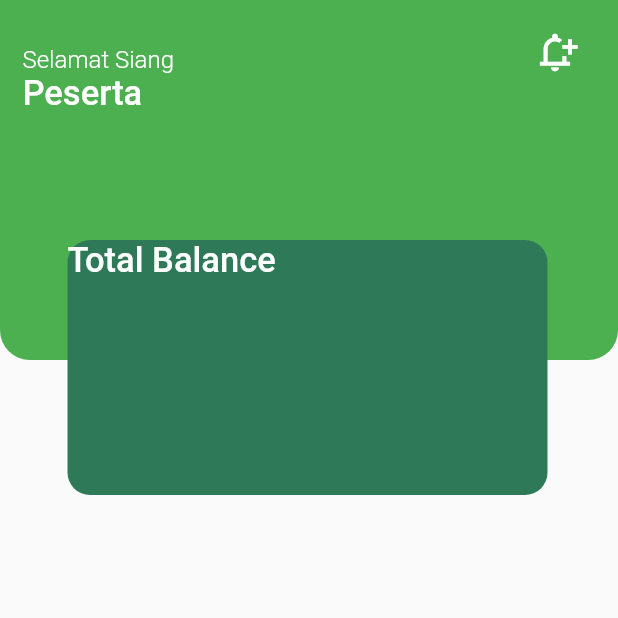
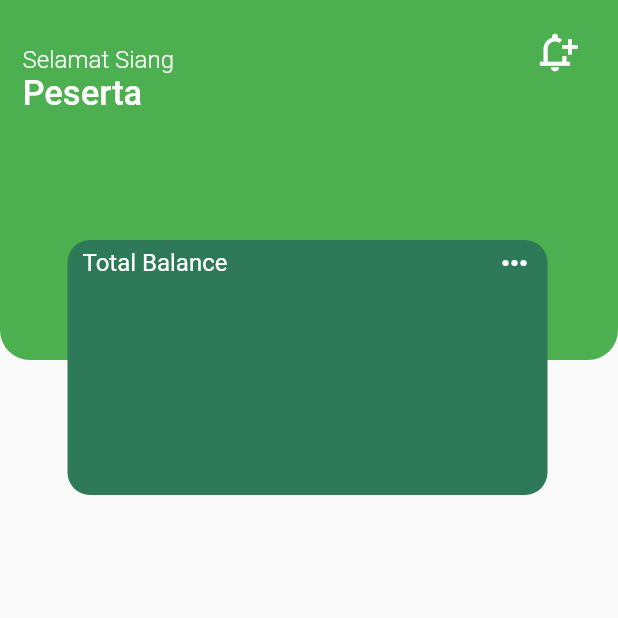
Before and after one commit to George535220173/UAS, a Flutter app: the screen it shows after launch, on a phone screen of 412 x 824 dp, the top half of it. Run offline on Flutter 3.47's test engine with Material 2 defaults, Android fonts, the phone set to English and light mode, and no system bars.

Commit message:
test6, bikin icon ... disebelah balance biar keren gitu loh

```diff
--- a/lib/home/home.dart
+++ b/lib/home/home.dart
@@ -79,17 +79,27 @@ class home extends StatelessWidget {
                 borderRadius: BorderRadius.circular(15),
                 ),
                 child: Column(children: [
-                  Row(
+                  Padding(
+                    padding: const EdgeInsets.symmetric(
+                      horizontal: 10,
+                      vertical: 3),
+                    child: Row(
+                      mainAxisAlignment: MainAxisAlignment.spaceBetween,
                       children: [
                         Text(
                           'Total Balance',
                           style: TextStyle(
-                        fontWeight: FontWeight.w500,
-                        fontSize: 23,
+                          fontWeight: FontWeight.w400,
+                          fontSize: 16,
                           color: Colors.white,
                           ),
-                      )
+                        ),
+                        Icon(
+                          Icons.more_horiz,
+                          color: Colors.white,
+                          ),
                       ],
+                    ),
                   )
                 ],)
               ),
```
Lines whose indentation alone changed are shown as unchanged.
